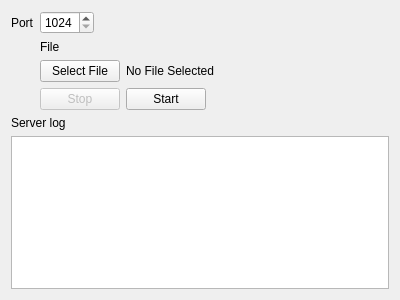
This is textshredder_gui/servercontrolview.ui in mitchelkuijpers/TextShredder as Qt 5 draws it before an edit. The edited form follows.
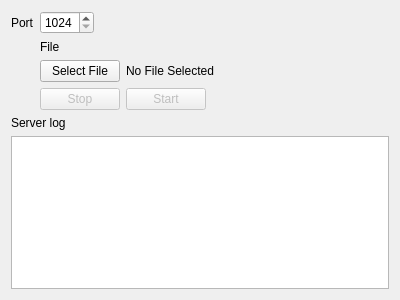
This is the edited form.

Commit message: Make the start button disabled when there is nog file selected, also added the right resources to the .pro file

What changed in the file:
```diff
--- a/textshredder_gui/servercontrolview.ui
+++ b/textshredder_gui/servercontrolview.ui
@@ -50,6 +50,9 @@
        </item>
        <item>
         <widget class="QPushButton" name="startButton">
+         <property name="enabled">
+          <bool>false</bool>
+         </property>
          <property name="text">
           <string>Start</string>
          </property>
```
The commit also changes 2 other files.
